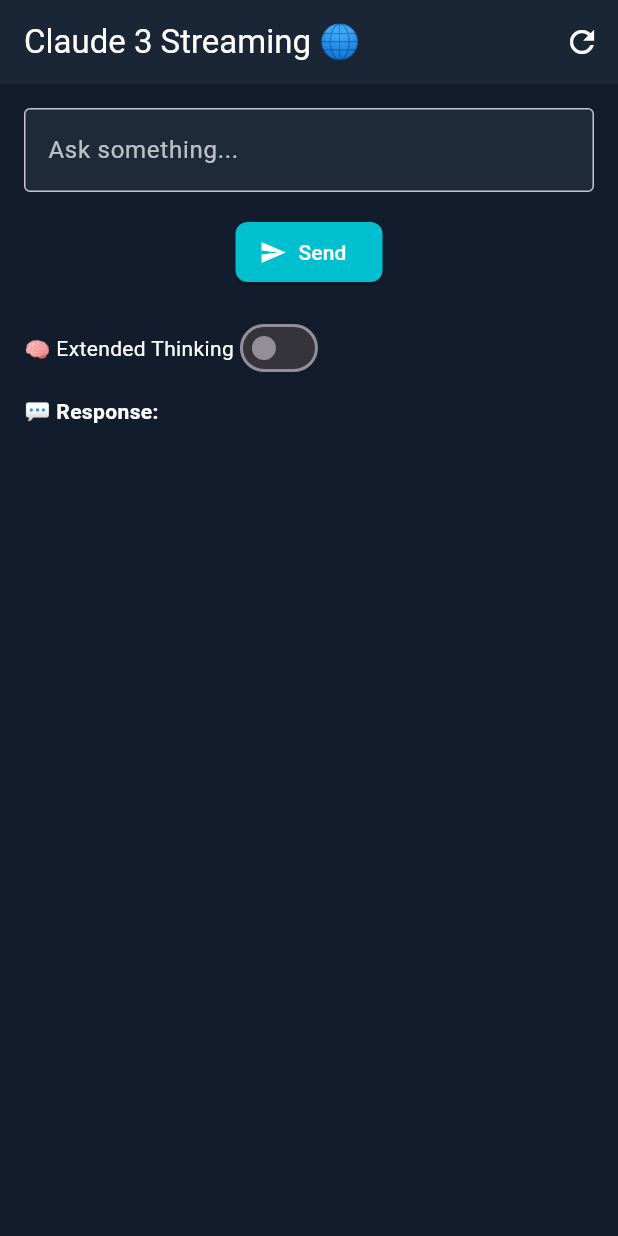
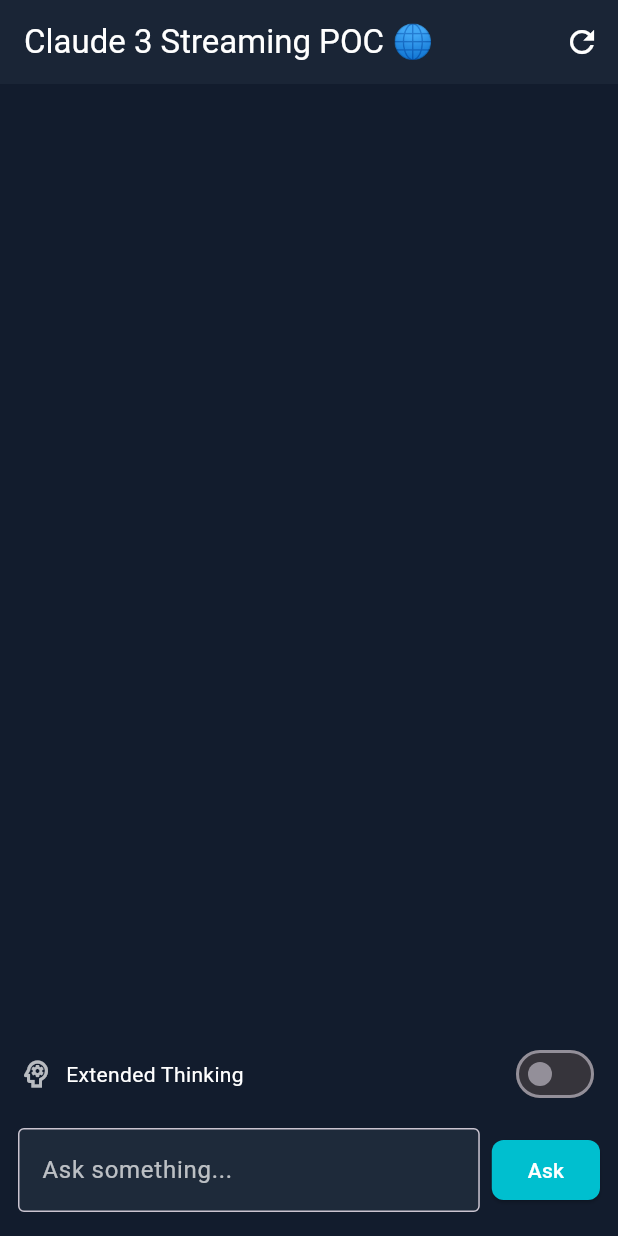
Before and after one commit to slincastro/anthropicChat, a Flutter app: the screen it shows after launch, on a phone screen of 412 x 824 dp. Run offline on Flutter 3.47's test engine with Material 3 defaults, Android fonts, the light colour scheme and no system bars; our stand-ins replace flutter_markdown; missing offline and left inert: dart:html.

Commit message:
include chat style

```diff
--- a/claude_stream_web/lib/components/claude_app_bar.dart
+++ b/claude_stream_web/lib/components/claude_app_bar.dart
@@ -13,7 +13,7 @@
   @override
   Widget build(BuildContext context) {
     return AppBar(
-      title: const Text('Claude 3 Streaming 🌐'),
+      title: const Text('Claude 3 Streaming POC 🌐'),
       actions: [
         IconButton(
           icon: const Icon(Icons.refresh),
--- a/claude_stream_web/lib/components/claude_send_button.dart
+++ b/claude_stream_web/lib/components/claude_send_button.dart
@@ -3,24 +3,20 @@
 class ClaudeSendButton extends StatelessWidget {
   final bool isStreaming;
   final VoidCallback onPressed;
+  final String label;
 
   const ClaudeSendButton({
     super.key,
     required this.isStreaming,
     required this.onPressed,
+    this.label = 'Send',
   });
 
   @override
   Widget build(BuildContext context) {
-    return Row(
-      mainAxisAlignment: MainAxisAlignment.center,
-      children: [
-        ElevatedButton.icon(
-          onPressed: isStreaming ? null : onPressed,
-          icon: const Icon(Icons.send),
-          label: const Text('Send'),
-        ),
-      ],
+    return ElevatedButton(
+      onPressed: isStreaming ? null : onPressed,
+      child: Text(label),
     );
   }
 }
--- a/claude_stream_web/lib/main.dart
+++ b/claude_stream_web/lib/main.dart
@@ -36,10 +36,11 @@
 
 class _ClaudeHomeState extends State<ClaudeHome> {
   final TextEditingController _controller = TextEditingController();
+  final ScrollController _scrollController = ScrollController();
   final ClaudeApiService _apiService = ClaudeApiService();
 
   StringBuffer _responseBuffer = StringBuffer();
-  int _thinkingTokens = 100; // default value
+  int _thinkingTokens = 100;
 
   EventSource? _eventSource;
 
@@ -69,14 +70,7 @@
         thinkingTokens: _thinkingTokens,
         onChunk: (chunk) {
           try {
-            // Skip empty chunks
-            if (chunk.isEmpty) {
-              print('Received empty chunk, skipping');
-              return;
-            }
-
-            print(
-                'Received chunk: ${chunk.substring(0, chunk.length > 50 ? 50 : chunk.length)}...');
+            if (chunk.isEmpty) return;
 
             final json = Map<String, dynamic>.from(
                 jsonDecode(chunk) as Map<String, dynamic>);
@@ -85,11 +79,9 @@
               setState(() {
                 _responseBuffer.write(json['text']);
               });
+              _scrollToBottom();
             } else if (json['type'] == 'thinking') {
-              // Immediately update UI with thinking data
-              print('🧠 Received thinking chunk at ${json['timestamp']}s');
               setState(() {
-                // Add to thinking chunks for display
                 _thinkingChunks.add({
                   'timestamp': json['timestamp'],
                   'thinking': json['thinking']
@@ -97,17 +89,13 @@
               });
             }
           } catch (e) {
-            // Fallback for plain text chunks
-            print(
-                'Error parsing JSON: $e, chunk: ${chunk.substring(0, chunk.length > 20 ? 20 : chunk.length)}');
-
-            // Only try to append if it looks like valid text
             if (chunk.isNotEmpty &&
                 !chunk.startsWith('{') &&
                 !chunk.startsWith('[')) {
               setState(() {
                 _responseBuffer.write(chunk);
               });
+              _scrollToBottom();
             }
           }
         },
@@ -151,10 +139,23 @@
     });
   }
 
+  void _scrollToBottom() {
+    WidgetsBinding.instance.addPostFrameCallback((_) {
+      if (_scrollController.hasClients) {
+        _scrollController.animateTo(
+          _scrollController.position.maxScrollExtent,
+          duration: const Duration(milliseconds: 300),
+          curve: Curves.easeOut,
+        );
+      }
+    });
+  }
+
   @override
   void dispose() {
     _apiService.closeStream(_eventSource);
     _controller.dispose();
+    _scrollController.dispose();
     super.dispose();
   }
 
@@ -165,27 +166,52 @@
         isStreaming: _isStreaming,
         onReset: _resetChat,
       ),
-      body: Padding(
+      body: Column(
+        children: [
+          // 💬 Respuestas en scroll
+          Flexible(
+            child: ListView(
+              controller: _scrollController,
               padding: EdgeInsets.all(AppConfig.defaultPadding),
+              children: [
+                if (_hasError)
+                  Container(
+                    padding: const EdgeInsets.all(8),
+                    margin: const EdgeInsets.only(bottom: 12),
+                    decoration: BoxDecoration(
+                      color: const Color(0xFF8B0000).withOpacity(0.3),
+                      borderRadius: BorderRadius.circular(8),
+                    ),
+                    child: Text(
+                      _errorMessage,
+                      style: const TextStyle(color: Colors.redAccent),
+                    ),
+                  ),
+                ClaudeResponseBox(
+                  responseBuffer: _responseBuffer,
+                  isStreaming: _isStreaming,
+                  hasError: _hasError,
+                  thinkingChunks: _thinkingChunks,
+                ),
+              ],
+            ),
+          ),
+
+          // 🧠 Opciones + Input abajo
+          Container(
+            color: Theme.of(context).scaffoldBackgroundColor,
+            padding: const EdgeInsets.symmetric(horizontal: 12, vertical: 16),
             child: Column(
+              crossAxisAlignment: CrossAxisAlignment.start,
               children: [
-            ClaudeInputField(
-              controller: _controller,
-              isStreaming: _isStreaming,
-              onSubmitted: _sendQuestion,
-            ),
-            const SizedBox(height: 16),
-            ClaudeSendButton(
-              isStreaming: _isStreaming,
-              onPressed: _sendQuestion,
-            ),
-            const SizedBox(height: 16),
-
-            // 🧠 Toggle extended thinking
+                // Switch de Extended Thinking
                 Row(
-              mainAxisAlignment: MainAxisAlignment.start,
                   children: [
-                const Text("🧠 Extended Thinking"),
+                    const Icon(Icons.psychology_outlined,
+                        color: Colors.white70),
+                    const SizedBox(width: 8),
+                    const Text("Extended Thinking"),
+                    const Spacer(),
                     Switch(
                       value: _extendedThinkingEnabled,
                       onChanged: (val) {
@@ -194,16 +220,19 @@
                         });
                       },
                     ),
+                  ],
+                ),
+
                 if (_extendedThinkingEnabled)
                   Column(
                     crossAxisAlignment: CrossAxisAlignment.start,
                     children: [
-                      const Text(" Thinking Tokens #"),
+                      const Text("🧠 Thinking Tokens"),
                       Slider(
                         value: _thinkingTokens.toDouble(),
                         min: 10,
                         max: 32000,
-                        divisions: 99,
+                        divisions: 100,
                         label: '$_thinkingTokens',
                         onChanged: (double value) {
                           setState(() {
@@ -213,57 +242,31 @@
                       ),
                     ],
                   ),
-              ],
-            ),
-            const SizedBox(height: 8),
 
-            // 📥 Status + Error message
+                const SizedBox(height: 12),
+
+                // Input + botón
                 Row(
                   children: [
-                const Text('💬 Response:',
-                    style: TextStyle(fontWeight: FontWeight.bold)),
-                const Spacer(),
-                if (_isStreaming)
-                  const Row(
-                    mainAxisSize: MainAxisSize.min,
-                    children: [
-                      SizedBox(
-                        width: 16,
-                        height: 16,
-                        child: CircularProgressIndicator(strokeWidth: 2),
+                    Expanded(
+                      child: ClaudeInputField(
+                        controller: _controller,
+                        isStreaming: _isStreaming,
+                        onSubmitted: _sendQuestion,
                       ),
-                      SizedBox(width: 8),
-                      Text('Streaming...'),
+                    ),
+                    const SizedBox(width: 8),
+                    ClaudeSendButton(
+                      isStreaming: _isStreaming,
+                      onPressed: _sendQuestion,
+                      label: 'Ask',
+                    ),
                   ],
                 ),
               ],
             ),
-            const SizedBox(height: 8),
-            if (_hasError)
-              Container(
-                padding: const EdgeInsets.all(8),
-                decoration: BoxDecoration(
-                  color: const Color(0xFF8B0000).withOpacity(0.3),
-                  borderRadius: BorderRadius.circular(8),
           ),
-                width: double.infinity,
-                child: Text(
-                  _errorMessage,
-                  style: const TextStyle(color: Colors.redAccent),
-                ),
-              ),
-
-            // Thinking steps are now displayed in the ClaudeResponseBox
-
-            // 💬 Final response
-            ClaudeResponseBox(
-              responseBuffer: _responseBuffer,
-              isStreaming: _isStreaming,
-              hasError: _hasError,
-              thinkingChunks: _thinkingChunks,
-            )
         ],
-        ),
       ),
     );
   }
--- a/claude_stream_web/lib/services/claude_api_service.dart
+++ b/claude_stream_web/lib/services/claude_api_service.dart
@@ -1,5 +1,5 @@
 import 'dart:convert';
-import 'dart:html'; // SSE para Flutter Web
+import 'dart:html'; // Solo Flutter Web
 import 'package:http/http.dart' as http;
 import '../config/app_config.dart';
 
@@ -21,7 +21,7 @@
         '$apiUrl/stream?question=$encodedQuestion&thinking=$extendedThinking&tokens=$thinkingTokens';
 
     try {
-      // Enviar POST para iniciar el procesamiento en el backend (opcional, según tu servidor)
+      // Opción: quitar si no se necesita
       final postResponse = await http.post(
         Uri.parse('$apiUrl/stream'),
         headers: {'Content-Type': 'application/json'},
@@ -36,7 +36,6 @@
         throw Exception("POST failed: ${postResponse.body}");
       }
 
-      // Conectar con SSE
       final eventSource = EventSource(streamUrl);
 
       eventSource.onOpen.listen((_) {
```
Also changed, not shown: claude_stream_web/lib/components/claude_response_box.dart (+27 -26 lines). Lines whose indentation alone changed are shown as unchanged.
